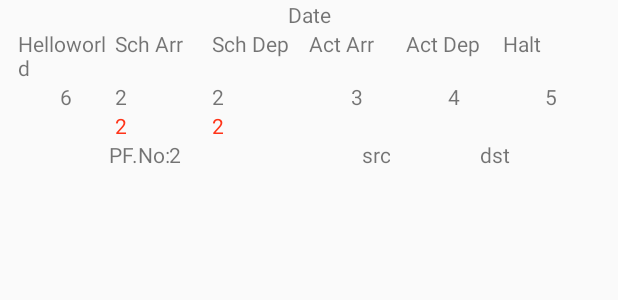
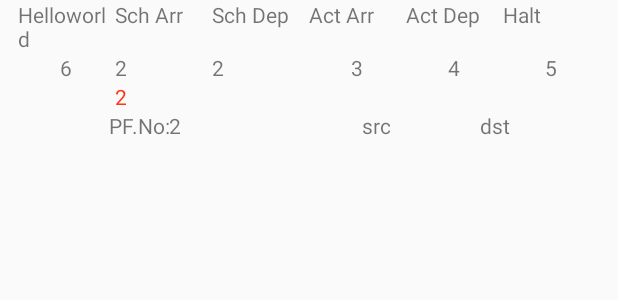
Before and after one commit to rishabhnayak/Indian-Railway-Train-Status, an Android app: the layout station_status_list_item.xml on its own in the app's theme, with its tools: preview values and no code run, on a phone screen of 412 x 824 dp. Shown: the top 300 px of the screen. Run offline under Robolectric (Android 15) with nearby library versions, the phone set to English and light mode, and no system bars.

Commit message:
layout changed ss

```diff
--- a/app/src/main/res/layout/station_status_list_item.xml
+++ b/app/src/main/res/layout/station_status_list_item.xml
@@ -11,13 +11,7 @@
             android:layout_height="wrap_content"
             >
 
-            <TextView
-                android:id="@+id/startDate"
-                android:layout_width="match_parent"
-                android:layout_height="wrap_content"
-                android:text="Date"
 
-                android:textAlignment="center"/>
 
         </LinearLayout>
 
@@ -87,7 +81,6 @@
             <TextView
                 android:textAlignment="center"
                 android:id="@+id/schArr"
-
                 android:layout_weight="1"
                 android:layout_width="wrap_content"
                 android:layout_height="wrap_content"
@@ -115,14 +108,7 @@
                 android:layout_width="wrap_content"
                 android:layout_height="wrap_content"
                 android:text="2"/>
-            <TextView
-                android:textAlignment="center"
-                android:id="@+id/delayDep"
-android:textColor="#ff3419"
-                android:layout_weight="1"
-                android:layout_width="wrap_content"
-                android:layout_height="wrap_content"
-                android:text="2"/>
+
         </LinearLayout>
         <TextView
             android:textAlignment="center"
@@ -135,7 +121,6 @@ android:textColor="#ff3419"
         <TextView
             android:textAlignment="center"
             android:id="@+id/actDep"
-
             android:layout_weight="1"
             android:layout_width="0dp"
             android:layout_height="wrap_content"
@@ -144,7 +129,6 @@ android:textColor="#ff3419"
         <TextView
             android:textAlignment="center"
             android:id="@+id/actHalt"
-
             android:layout_weight="1"
             android:layout_width="0dp"
             android:layout_height="wrap_content"
```
